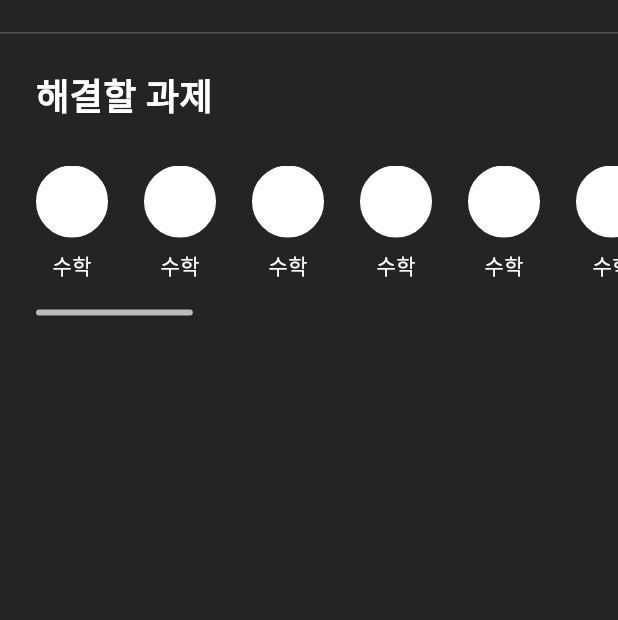
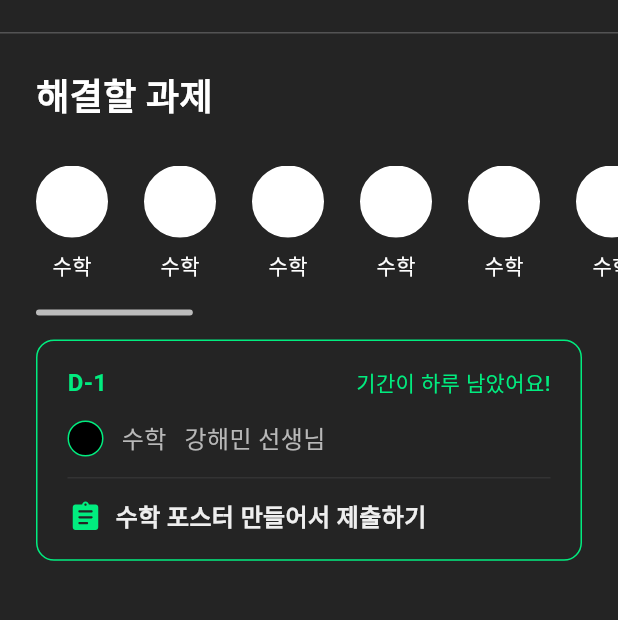
Before and after one commit to Project-After-School/dcz-flutter, a Flutter app: the MainScreen screen opened by its route, on a phone screen of 412 x 824 dp, the part 58-678 px from its top. Run offline on Flutter 3.47's test engine with Material 3 defaults, Android fonts, the phone set to English and light mode, and no system bars; our stand-ins replace dio, file_picker, flutter_riverpod, flutter_svg, go_router; Roboto replaces fonts that are missing (Pretendard).

```diff
--- a/lib/presentation/main/view/main_screen.dart
+++ b/lib/presentation/main/view/main_screen.dart
@@ -1,8 +1,10 @@
+import 'package:dcz/core/component/widget/dcz_solve_subject.dart';
 import 'package:dcz/core/component/widget/dcz_subject.dart';
 import 'package:dcz/core/dcz.dart';
 import 'package:dcz/presentation/main/widget/main_app_bar_widget.dart';
 import 'package:dcz/presentation/main/widget/main_title_widget.dart';
 import 'package:flutter/material.dart';
+import 'package:go_router/go_router.dart';
 
 class MainScreen extends StatefulWidget {
   const MainScreen({super.key});
@@ -46,7 +48,7 @@ class _MainScreenState extends State<MainScreen> {
                   child: Column(
                     crossAxisAlignment: CrossAxisAlignment.start,
                     children: [
-                      MainTitleWidget(),
+                      const MainTitleWidget(),
                       const SizedBox(height: 28),
                       SizedBox(
                         height: 100,
@@ -73,6 +75,22 @@ class _MainScreenState extends State<MainScreen> {
                       ),
                     ],
                   ),
+                ),
+                Padding(padding: const EdgeInsets.only(left: 24, right: 24, top: 16),
+                  child: GestureDetector(
+                    onTap: (){
+                      context.push('/main_detail');
+                    },
+                    child: const Column(
+                      children: [
+                        DczSolveSubject(
+                          solvesubjectName: '수학 포스터 만들어서 제출하기',
+                          subjectName: '수학',
+                          teacherName: '강해민',
+                        )
+                      ],
+                    ),
+                  ),
                 )
               ],
             ),
```
